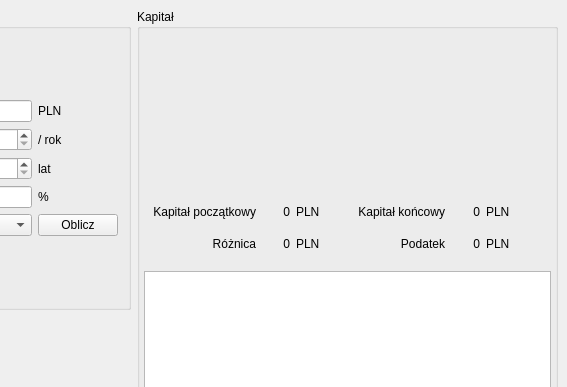
Before: the Qt Designer form mainwindow.ui in bigpassword/kapitalizacjaApp, drawn with Qt 5; both pictures show x 295 to 862 and y 0 to 387 of the 862 by 636 pixel window.
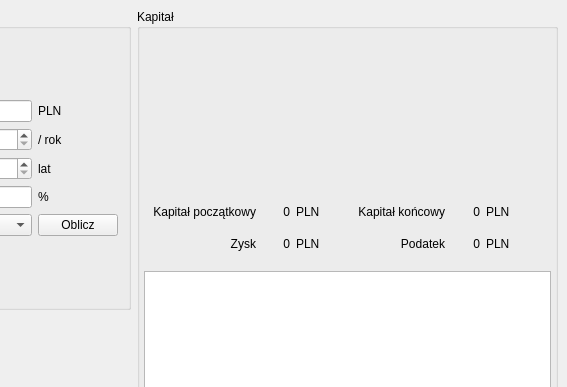
After: the same form once the commit is applied.

```diff
--- a/mainwindow.ui
+++ b/mainwindow.ui
@@ -298,7 +298,7 @@
           </widget>
          </item>
          <item>
-          <layout class="QGridLayout" name="gridLayout_4" columnstretch="3,1,2,3,1,2,0">
+          <layout class="QGridLayout" name="gridLayout_4" columnstretch="3,1,2,3,1,2">
            <property name="leftMargin">
             <number>9</number>
            </property>
@@ -334,7 +334,7 @@
            <item row="2" column="0">
             <widget class="QLabel" name="label_11">
              <property name="text">
-              <string>Różnica</string>
+              <string>Zysk</string>
              </property>
              <property name="alignment">
               <set>Qt::AlignRight|Qt::AlignTrailing|Qt::AlignVCenter</set>
```
